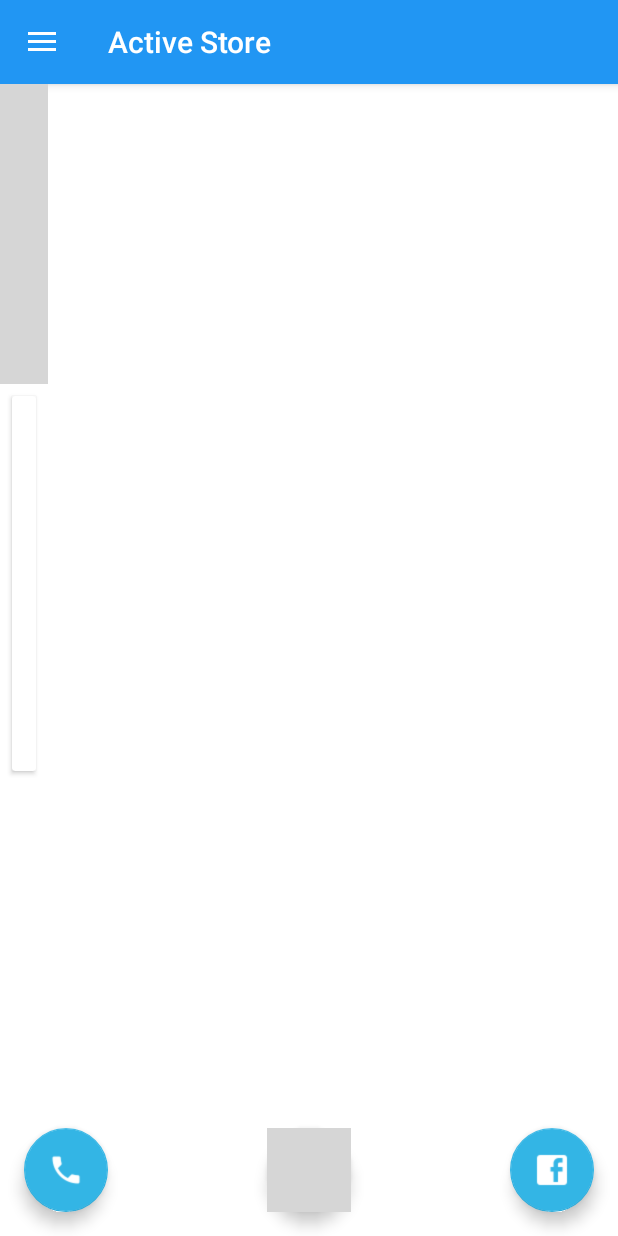
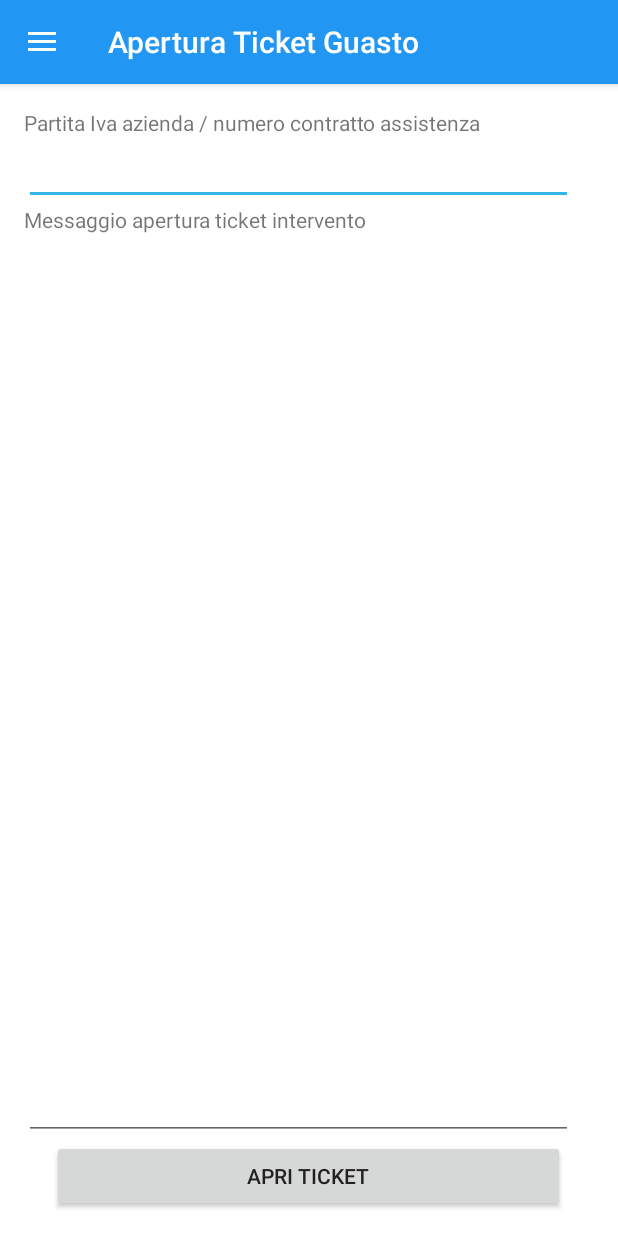
Before and after one commit to RoSSiFuMi1988/AsApp, an Android app: the screen it shows after launch (MainActivity before the commit, TicketActivity after it), in the side drawer, after a tap on "Apertura ticket guasto", on a phone screen of 412 x 824 dp. Run offline under Robolectric (Android 15) with nearby library versions, the phone set to English and light mode, and no system bars; libraries missing offline, so code that uses them is left out: com.daimajia.slider; plain views replace SliderLayout; 6 statements that could not run were skipped; grey boxes are pictures that could not be loaded.

```diff
--- a/app/src/main/java/store/active/asapp/contactActivity/ContactActivity.java
+++ b/app/src/main/java/store/active/asapp/contactActivity/ContactActivity.java
@@ -19,6 +19,7 @@ import android.widget.EditText;
 import store.active.asapp.R;
 import store.active.asapp.homeActivity.MainActivity;
 import store.active.asapp.models.Mail;
+import store.active.asapp.ticketActivity.TicketActivity;
 
 public class ContactActivity extends AppCompatActivity implements NavigationView.OnNavigationItemSelectedListener{
 
@@ -121,6 +122,8 @@ public class ContactActivity extends AppCompatActivity implements NavigationView
                 startActivity(mailIntent);
                 break;
             case R.id.send_failure_ticket:
+                Intent ticketIntent = new Intent(this, TicketActivity.class);
+                startActivity(ticketIntent);
                 break;
             case R.id.position:
                 break;
--- a/app/src/main/java/store/active/asapp/homeActivity/MainActivity.java
+++ b/app/src/main/java/store/active/asapp/homeActivity/MainActivity.java
@@ -10,7 +10,6 @@ import android.support.v4.widget.DrawerLayout;
 import android.support.v7.app.ActionBarDrawerToggle;
 import android.support.v7.app.AppCompatActivity;
 import android.support.v7.widget.Toolbar;
-import android.util.Log;
 import android.view.Menu;
 import android.view.MenuItem;
 import android.view.View;
@@ -20,6 +19,7 @@ import com.daimajia.slider.library.SliderTypes.TextSliderView;
 import java.util.HashMap;
 import store.active.asapp.R;
 import store.active.asapp.contactActivity.ContactActivity;
+import store.active.asapp.ticketActivity.TicketActivity;
 
 public class MainActivity extends AppCompatActivity implements NavigationView.OnNavigationItemSelectedListener {
     SliderLayout mSliderLayout;
@@ -123,6 +123,8 @@ public class MainActivity extends AppCompatActivity implements NavigationView.On
                 startActivity(mailIntent);
                 break;
             case R.id.send_failure_ticket:
+                Intent ticketIntent = new Intent(this, TicketActivity.class);
+                startActivity(ticketIntent);
                 break;
             case R.id.position:
                 break;
--- a/app/src/main/res/layout/activity_ticket.xml
+++ b/app/src/main/res/layout/activity_ticket.xml
@@ -1,12 +1,22 @@
 <?xml version="1.0" encoding="utf-8"?>
-<android.support.design.widget.CoordinatorLayout
+<android.support.v4.widget.DrawerLayout
+  android:id="@+id/drawer_layout_ticket_activity"
   xmlns:android="http://schemas.android.com/apk/res/android"
   xmlns:app="http://schemas.android.com/apk/res-auto"
   xmlns:tools="http://schemas.android.com/tools"
   android:layout_width="match_parent"
   android:layout_height="match_parent"
   android:fitsSystemWindows="true"
+  tools:openDrawer="start"
   tools:context="store.active.asapp.ticketActivity.TicketActivity">
+
+  <android.support.design.widget.CoordinatorLayout
+      xmlns:android="http://schemas.android.com/apk/res/android"
+      xmlns:app="http://schemas.android.com/apk/res-auto"
+      xmlns:tools="http://schemas.android.com/tools"
+      android:layout_width="match_parent"
+      android:layout_height="match_parent"
+      android:fitsSystemWindows="true">
 
   <android.support.design.widget.AppBarLayout
     android:layout_width="match_parent"
@@ -24,12 +34,15 @@
 
   <include layout="@layout/content_ticket"/>
 
-  <android.support.design.widget.FloatingActionButton
-    android:id="@+id/fab"
+</android.support.design.widget.CoordinatorLayout>
+
+  <android.support.design.widget.NavigationView
+    android:id="@+id/nav_view"
     android:layout_width="wrap_content"
-    android:layout_height="wrap_content"
-    android:layout_gravity="bottom|end"
-    android:layout_margin="@dimen/fab_margin"
-    app:srcCompat="@android:drawable/ic_dialog_email"/>
+    android:layout_height="match_parent"
+    android:layout_gravity="start"
+    android:fitsSystemWindows="true"
+    app:headerLayout="@layout/nav_header_navigation"
+    app:menu="@menu/activity_navigation_drawer"/>
 
-</android.support.design.widget.CoordinatorLayout>
+</android.support.v4.widget.DrawerLayout>
--- a/app/src/main/res/layout/content_ticket.xml
+++ b/app/src/main/res/layout/content_ticket.xml
@@ -1,9 +1,10 @@
 <?xml version="1.0" encoding="utf-8"?>
-<RelativeLayout
+<LinearLayout
   android:id="@+id/content_ticket"
   xmlns:android="http://schemas.android.com/apk/res/android"
   xmlns:app="http://schemas.android.com/apk/res-auto"
   xmlns:tools="http://schemas.android.com/tools"
+  android:orientation="vertical"
   android:layout_width="match_parent"
   android:layout_height="match_parent"
   android:paddingBottom="@dimen/activity_vertical_margin"
@@ -13,5 +14,33 @@
   app:layout_behavior="@string/appbar_scrolling_view_behavior"
   tools:context="store.active.asapp.ticketActivity.TicketActivity"
   tools:showIn="@layout/activity_ticket">
+    <TextView
+      android:layout_width="366dp"
+      android:layout_height="wrap_content"
+      android:text="Partita Iva azienda / numero contratto assistenza"
+      android:id="@+id/TextViewId"
+      android:layout_gravity="center_horizontal|left"/>
+    <EditText
+      android:layout_width="366dp"
+      android:layout_height="wrap_content"
+      android:id="@+id/editTextId"/>
+    <TextView
+      android:layout_width="366dp"
+      android:layout_height="wrap_content"
+      android:text="Messaggio apertura ticket intervento"
+      android:id="@+id/textViewMessage"
+      android:layout_gravity="left"/>
 
-</RelativeLayout>
+    <EditText
+      android:layout_width="366dp"
+      android:layout_height="wrap_content"
+      android:id="@+id/editTextMessage"
+      android:layout_weight="0.70" />
+
+    <Button
+      android:layout_width="342dp"
+      android:layout_height="wrap_content"
+      android:text="Apri ticket"
+      android:id="@+id/buttonSubmit"
+      android:layout_gravity="center_horizontal"/>
+</LinearLayout>
--- a/app/src/main/res/values/strings.xml
+++ b/app/src/main/res/values/strings.xml
@@ -9,11 +9,11 @@
 
   <string name="navigation_drawer_open">Open navigation drawer</string>
   <string name="navigation_drawer_close">Close navigation drawer</string>
-  <string name="title_activity_main">MainActivity</string>
+  <string name="title_activity_main">Home</string>
   <string name="company_description">Active Store è un negozio di informatica, telefonia e sistemi di sicurezza e si rivolge essenzialmente alla clientela sia aziendale che privata della valle caudina. Crediamo che il solo modo per offrire prodotti e servizi di qualità sia quello di avere un rapporto diretto con il cliente.Active Store è anche centro di assistenza tecnica qualificata per la riparazione di computer, portatili, telefoni cellulari, tablet, etc...</string>
   <string name="facebook_account">https://www.facebook.com/activestoreonline</string>
   <string name="twitter_account">https://twitter.com/activestore</string>
   <string name="office_phone">0823711976</string>
-  <string name="title_activity_contact">ContactActivity</string>
-  <string name="title_activity_ticket">TicketActivity</string>
+  <string name="title_activity_contact">Contattaci ...</string>
+  <string name="title_activity_ticket">Apertura Ticket Guasto</string>
 </resources>
```
Also changed, not shown: app/src/main/java/store/active/asapp/ContactPageFragment.java (deleted, +0 -84 lines), app/src/main/java/store/active/asapp/models/FailureTicket.java (added, +26 -0 lines), app/src/main/java/store/active/asapp/ticketActivity/TicketActivity.java (+80 -9 lines), app/src/main/res/layout/contact_fragment.xml (deleted, +0 -64 lines), app/src/main/res/layout/first_page_fragment.xml (deleted, +0 -68 lines), app/src/main/res/layout/fragment_navigation_drawer.xml (deleted, +0 -40 lines).
